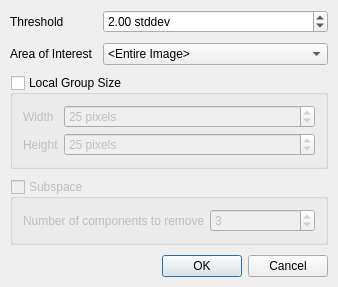
Qt form Code/Rx/RxDialog.ui (tclarke/opticks-extras-Spectral) before a commit.
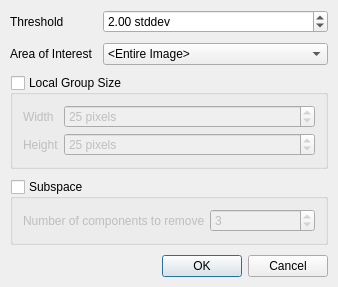
The same form after that commit.

Commit message: EXTRAS-160:Add subspace filtering to Rx

```diff
--- a/Code/Rx/RxDialog.ui
+++ b/Code/Rx/RxDialog.ui
@@ -154,7 +154,7 @@
    <item row="3" column="0" colspan="2">
     <widget class="QGroupBox" name="mpSubspaceGroup">
      <property name="enabled">
-      <bool>false</bool>
+      <bool>true</bool>
      </property>
      <property name="toolTip">
       <string>&lt;!DOCTYPE HTML PUBLIC &quot;-//W3C//DTD HTML 4.0//EN&quot; &quot;http://www.w3.org/TR/REC-html40/strict.dtd&quot;&gt;
```
Left out of the diff: 1 changed line with no effect on the pictures. The commit also changes 2 other files.
